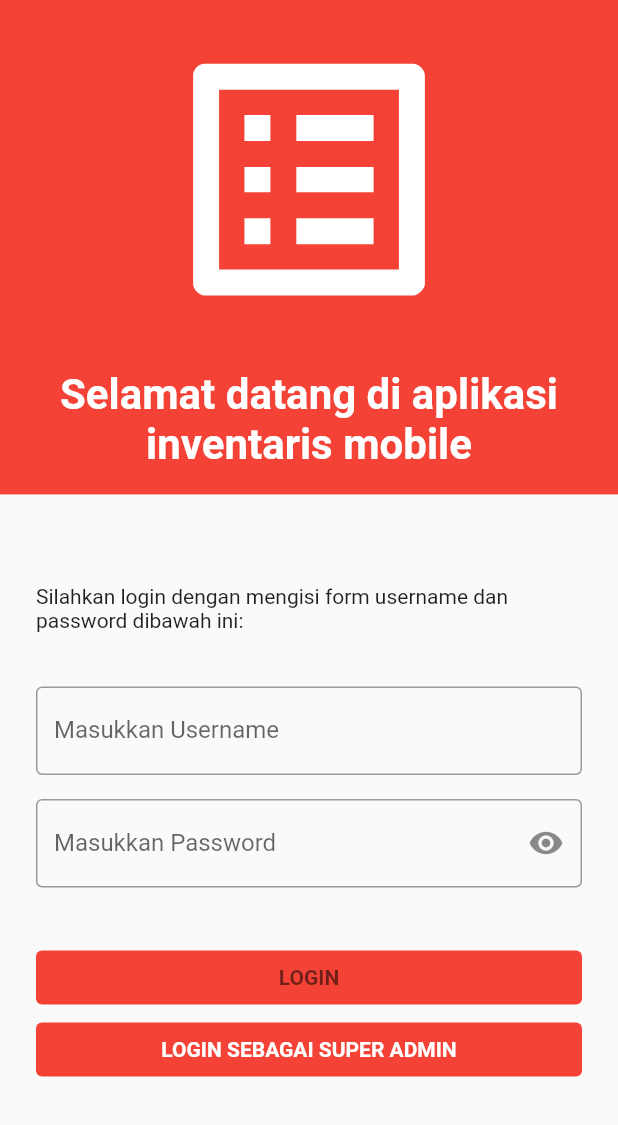
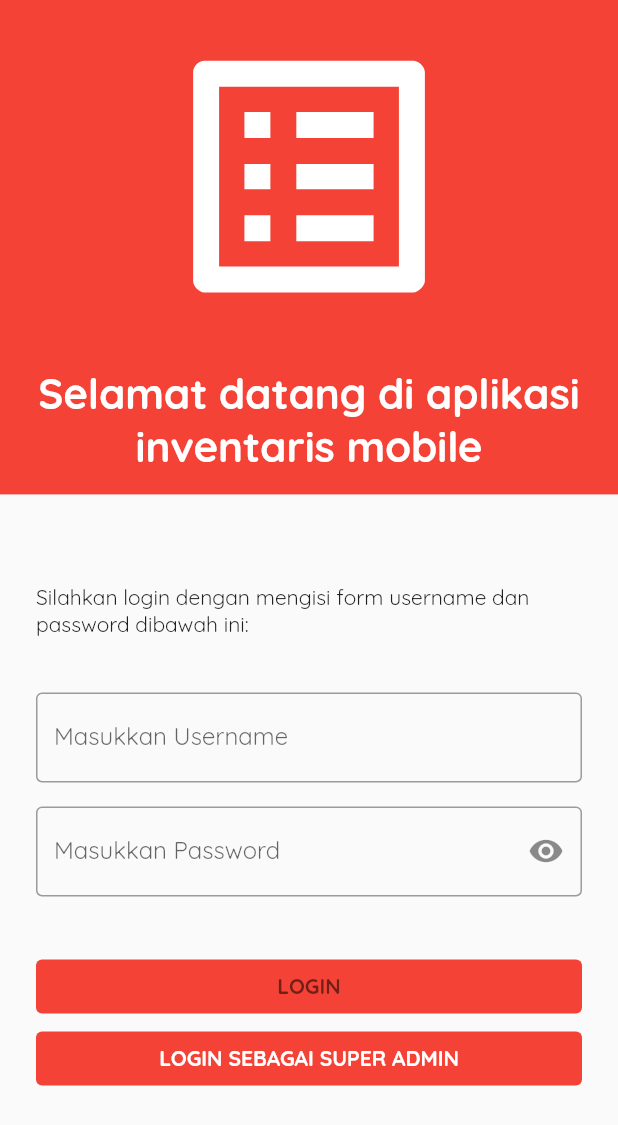
Before and after one commit to septiandjamari/program_inventaris1, a Flutter app: the screen it shows after launch, on a phone screen of 412 x 824 dp. Shown: the top 1125 px of the screen. Run offline on Flutter 3.47's test engine with Material 2 defaults, Android fonts, the light colour scheme and no system bars; our stand-ins replace file_picker, flutter_native_splash, random_string, shared_preferences.

Commit message:
commit 30 januari 2023

```diff
--- a/lib/autentikasi/2.halaman_utama.dart
+++ b/lib/autentikasi/2.halaman_utama.dart
@@ -81,6 +81,7 @@ class _HalamanUtamaState extends State<HalamanUtama> {
                   int colorThemeIndex = snapshot0.data!["warnaTemaAplikasi"];
                   return Theme(
                     data: ThemeData(
+                      fontFamily: 'Quicksand',
                       primarySwatch: appThemeColorList[colorThemeIndex],
                       inputDecorationTheme: const InputDecorationTheme(
                         labelStyle: TextStyle(color: Colors.black, fontWeight: FontWeight.bold),
--- a/lib/main.dart
+++ b/lib/main.dart
@@ -44,7 +44,9 @@ class _MyHomePageState extends State<MyHomePage> {
       localizationsDelegates: GlobalMaterialLocalizations.delegates,
       supportedLocales: const [Locale('id')],
       title: 'Aplikasi Inventaris Mobile',
-      theme: ThemeData(),
+      theme: ThemeData(
+        fontFamily: 'Quicksand'
+      ),
       home: const HalamanController(),
     );
   }
--- a/lib/ui/1.daftar_item_barang/2.form_item_barang.dart
+++ b/lib/ui/1.daftar_item_barang/2.form_item_barang.dart
@@ -411,6 +411,7 @@ class _FormItemBarangState extends State<FormItemBarang> {
   Widget build(BuildContext context) {
     return Theme(
       data: ThemeData(
+        fontFamily: "Quicksand",
         primarySwatch: widget.addViewEdit == "add"
             ? Colors.blue
             : widget.addViewEdit == "view"
--- a/lib/ui/2.barang_keluar/2.form_barang_keluar.dart
+++ b/lib/ui/2.barang_keluar/2.form_barang_keluar.dart
@@ -472,6 +472,7 @@ class _FormBarangKeluarState extends State<FormBarangKeluar> {
   Widget build(BuildContext context) {
     return Theme(
         data: ThemeData(
+          fontFamily: 'Quicksand',
           primarySwatch: widget.addViewEdit == "add"
               ? Colors.blue
               : widget.addViewEdit == "view"
--- a/lib/ui/3.master_lokasi/2.form_master_lokasi.dart
+++ b/lib/ui/3.master_lokasi/2.form_master_lokasi.dart
@@ -112,6 +112,7 @@ class _FormMasterLokasiState extends State<FormMasterLokasi> {
   Widget build(BuildContext context) {
     return Theme(
       data: ThemeData(
+        fontFamily: 'Quicksand',
         primarySwatch: widget.addViewEdit == "add"
             ? Colors.blue
             : widget.addViewEdit == "view"
--- a/lib/ui/8.manajemen_pengguna/1.manajemen_pengguna.dart
+++ b/lib/ui/8.manajemen_pengguna/1.manajemen_pengguna.dart
@@ -7,9 +7,59 @@ class ManajemenPengguna extends StatefulWidget {
   State<ManajemenPengguna> createState() => _ManajemenPenggunaState();
 }
 
+List<Map<String, dynamic>> listAkun = [
+  {
+    "id_user": "esqPpMy4",
+    "username": "admin_riswanda",
+    "real_name": "Riswanda Imawan",
+    "password": "katasandi",
+    "role": "Pegawai Invetaris",
+    "privileges": "admin",
+    "path_photo_profile": "",
+  },
+  {
+    "id_user": "q2ydPfbfw3",
+    "username": "ahli_sujadi",
+    "real_name": "Ahli Sujadi",
+    "password": "masahlisujadi123",
+    "role": "Kepala Sekolah",
+    "privileges": "viewer",
+    "path_photo_profile": "",
+  },
+  {
+    "id_user": "ght3DfrIop",
+    "username": "super_admin",
+    "real_name": "Super Admin",
+    "password": "super_admin",
+    "role": "Super Admin",
+    "privileges": "super_admin",
+    "path_photo_profile": "",
+  },
+];
+
 class _ManajemenPenggunaState extends State<ManajemenPengguna> {
   @override
   Widget build(BuildContext context) {
-    return Container();
+    return Scaffold(
+      appBar: AppBar(
+        elevation: 0,
+        backgroundColor: Colors.white,
+        title: Row(
+          mainAxisSize: MainAxisSize.max,
+          mainAxisAlignment: MainAxisAlignment.end,
+          children: [
+            TextButton(
+              style: TextButton.styleFrom(foregroundColor: Colors.white, backgroundColor: Colors.blue.shade700),
+              onPressed: () {},
+              child: const Text("TAMBAH DATA"),
+            )
+          ],
+        ),
+      ),
+      body: SingleChildScrollView(
+          child: Column(
+        children: listAkun.map((e) => Container()).toList(),
+      )),
+    );
   }
 }
--- a/pubspec.yaml
+++ b/pubspec.yaml
@@ -83,5 +83,11 @@ flutter:
   #       - asset: fonts/TrajanPro_Bold.ttf
   #         weight: 700
   #
+  fonts:
+    - family: Quicksand
+      fonts:
+        - asset: assets/font/Quicksand-Regular.ttf
+        - asset: assets/font/Quicksand-Bold.ttf
+          weight: 700
   # For details regarding fonts from package dependencies,
   # see https://flutter.dev/custom-fonts/#from-packages
```
Also changed, not shown: assets/font/Quicksand-Bold.ttf (added), assets/font/Quicksand-Regular.ttf (added).
